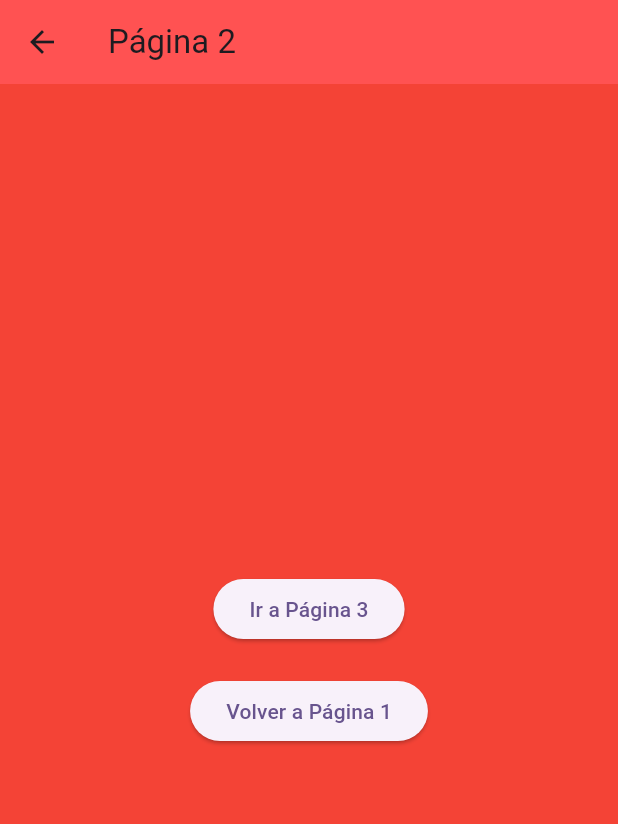
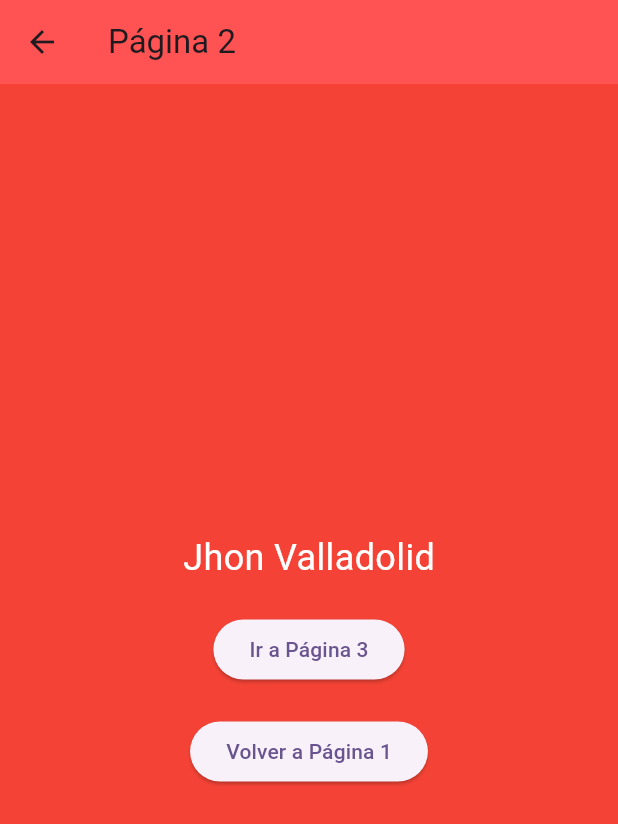
Before and after one commit to jhonvalladolid/2024-II_Lab8_AppMultiplataforma, a Flutter app: the screen it shows after launch, after a tap on "Ir a Página 2", on a phone screen of 412 x 824 dp. Shown: the top 824 px of the screen. Run offline on Flutter 3.47's test engine with Material 3 defaults, Android fonts, the phone set to English and light mode, and no system bars.

Commit message:
Ejercicio 2 Finalizado pasando nombres de la primera vista a otra

```diff
--- a/lib/main.dart
+++ b/lib/main.dart
@@ -23,21 +23,33 @@ class MyApp extends StatelessWidget {
 class Page1 extends StatelessWidget {
   const Page1({super.key});
 
+  final String nombre_jvc_1 = "Jhon Valladolid";
+
   @override
   Widget build(BuildContext context) {
     return Scaffold(
       backgroundColor: Colors.blue,
       body: Center(
-        child: ElevatedButton(
+        child: Column(
+          mainAxisAlignment: MainAxisAlignment.center,
+          children: [
+            Text(
+              nombre_jvc_1,
+              style: const TextStyle(fontSize: 24, color: Colors.white),
+            ),
+            const SizedBox(height: 20),
+            ElevatedButton(
               child: const Text("Ir a Página 2"),
               onPressed: () {
                 Navigator.push(
                   context,
                   MaterialPageRoute(
-                builder: (context) => const Page2(),
+                    builder: (context) => Page2(nombre_jvc_2: nombre_jvc_1),
                   ),
                 );
               },
+            ),
+          ],
         ),
       ),
     );
@@ -45,7 +57,9 @@ class Page1 extends StatelessWidget {
 }
 
 class Page2 extends StatelessWidget {
-  const Page2({super.key});
+  final String nombre_jvc_2;
+
+  const Page2({super.key, required this.nombre_jvc_2});
 
   @override
   Widget build(BuildContext context) {
@@ -59,6 +73,11 @@ class Page2 extends StatelessWidget {
         child: Column(
           mainAxisAlignment: MainAxisAlignment.center,
           children: [
+            Text(
+              nombre_jvc_2,
+              style: const TextStyle(fontSize: 24, color: Colors.white),
+            ),
+            const SizedBox(height: 20),
             ElevatedButton(
               child: const Text("Ir a Página 3"),
               onPressed: () {
@@ -70,7 +89,7 @@ class Page2 extends StatelessWidget {
                 );
               },
             ),
-            const SizedBox(height: 20), // Añadir un espacio entre los botones
+            const SizedBox(height: 20),
             ElevatedButton(
               child: const Text("Volver a Página 1"),
               onPressed: () {
@@ -99,7 +118,7 @@ class Page3 extends StatelessWidget {
         child: ElevatedButton(
           child: const Text("Volver a Página 2"),
           onPressed: () {
-            Navigator.pop(context); // Vuelve a la Página 2
+            Navigator.pop(context);
           },
         ),
       ),
```
Lines whose indentation alone changed are shown as unchanged.
